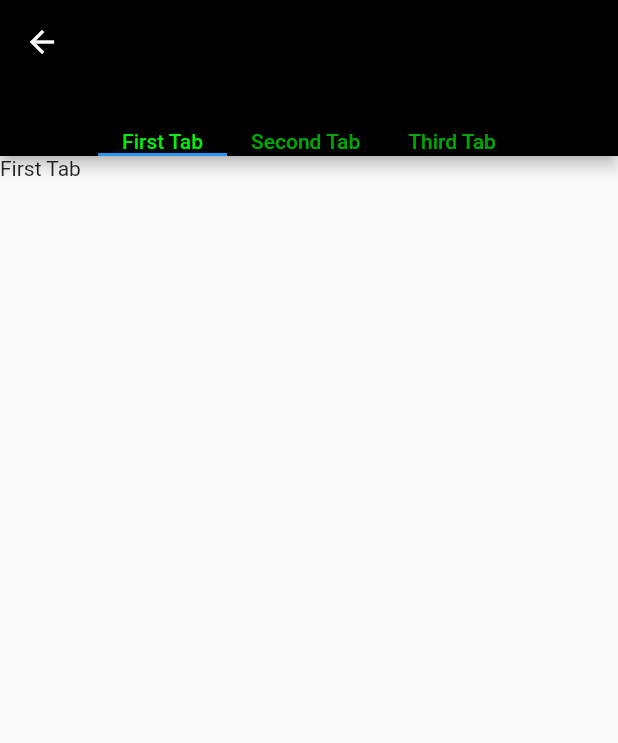
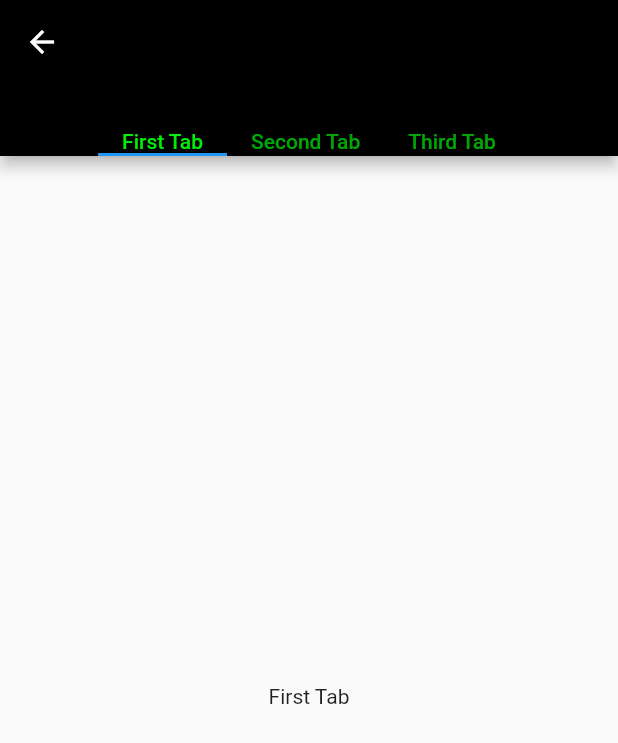
Before and after one commit to indieka900/flutterwidgets, a Flutter app: the TabScrolling screen opened directly, on a phone screen of 412 x 824 dp. Shown: the top 743 px of the screen. Run offline on Flutter 3.47's test engine with Material 2 defaults, Android fonts, the phone set to English and light mode, and no system bars.

Commit message:
Flutter widgets

```diff
--- a/flutter_application/lib/widgetsexample/scrolling.dart
+++ b/flutter_application/lib/widgetsexample/scrolling.dart
@@ -66,9 +66,13 @@ class _TabScrollingState extends State<TabScrolling>
           child: TabBarView(
             controller: _tabController,
             children: const [
-              Text('First Tab'),
+              Center(
+                child: Text('First Tab'),
+              ),
               FadeTest(),
-              Text('Third Tab'),
+              Center(
+                child: Text('Third Tab'),
+              ),
             ],
           ),
         ),
```
Also changed, not shown: flutter_application/lib/widgetsexample/text_field.dart (added).
